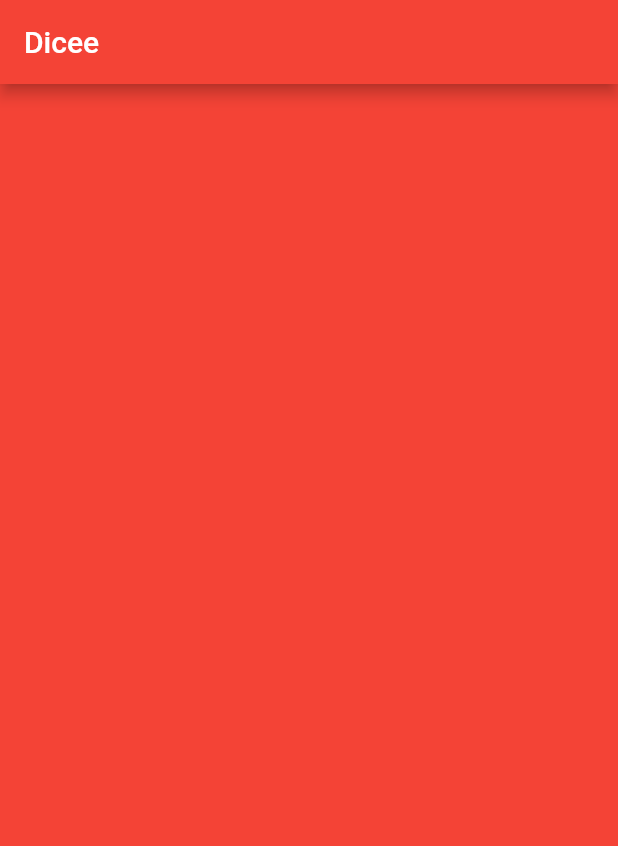
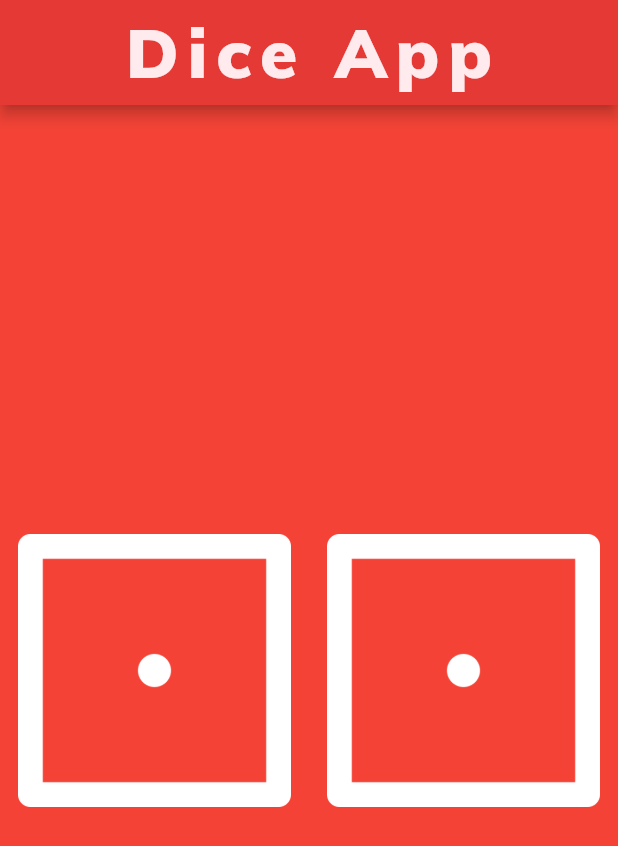
Before and after one commit to if3chi/learningDart, a Flutter app: the screen it shows after launch, on a phone screen of 412 x 824 dp. Shown: the top 846 px of the screen. Run offline on Flutter 3.47's test engine with Material 2 defaults, Android fonts, the phone set to English and light mode, and no system bars.

Commit message:
D20: Added fonts to the dice app and coded the dice page

```diff
--- a/FlutterApps/dicee-flutter/lib/main.dart
+++ b/FlutterApps/dicee-flutter/lib/main.dart
@@ -1,23 +1,49 @@
 import 'package:flutter/material.dart';
 
-void main() {
-  return runApp(
-    MaterialApp(
+main() => runApp(MaterialApp(
       home: Scaffold(
         backgroundColor: Colors.red,
         appBar: AppBar(
-          title: Text('Dicee'),
-          backgroundColor: Colors.red,
+          backgroundColor: Colors.red.shade600,
+          toolbarHeight: 70,
+          title: Center(
+            child: Text(
+              "Dice App",
+              style: TextStyle(
+                color: Colors.red.shade50,
+                fontSize: 45,
+                fontFamily: 'Mulish-Black',
+                letterSpacing: 6,
+              ),
+            ),
+          ),
         ),
         body: DicePage(),
       ),
-    ),
-  );
-}
+    ));
 
 class DicePage extends StatelessWidget {
   @override
   Widget build(BuildContext context) {
-    return Container();
+    return Center(
+      child: Row(
+        children: [
+          Expanded(
+            // flex: 3,
+            child: Padding(
+              padding: const EdgeInsets.all(12.0),
+              child: Image.asset('images/dice1.png'),
+            ),
+          ),
+          Expanded(
+            // flex: 1,
+            child: Padding(
+              padding: const EdgeInsets.all(12.0),
+              child: Image.asset('images/dice1.png'),
+            ),
+          ),
+        ],
+      ),
+    );
   }
 }
```
Also changed, not shown: FlutterApps/dicee-flutter/pubspec.yaml (+9 -0 lines), FlutterApps/dicee-flutter/fonts/Mulish-Black.ttf (added), FlutterApps/dicee-flutter/fonts/Mulish-Regular.ttf (added).
